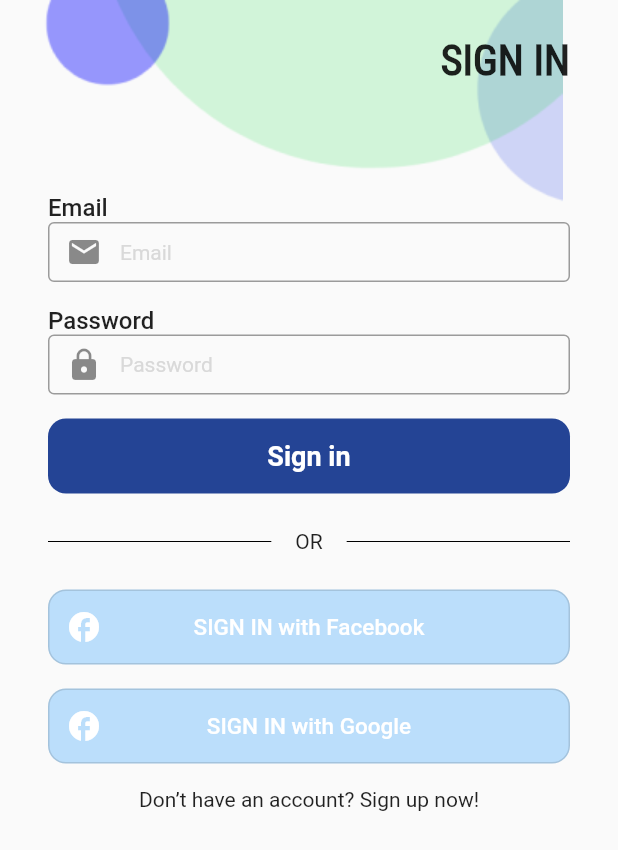
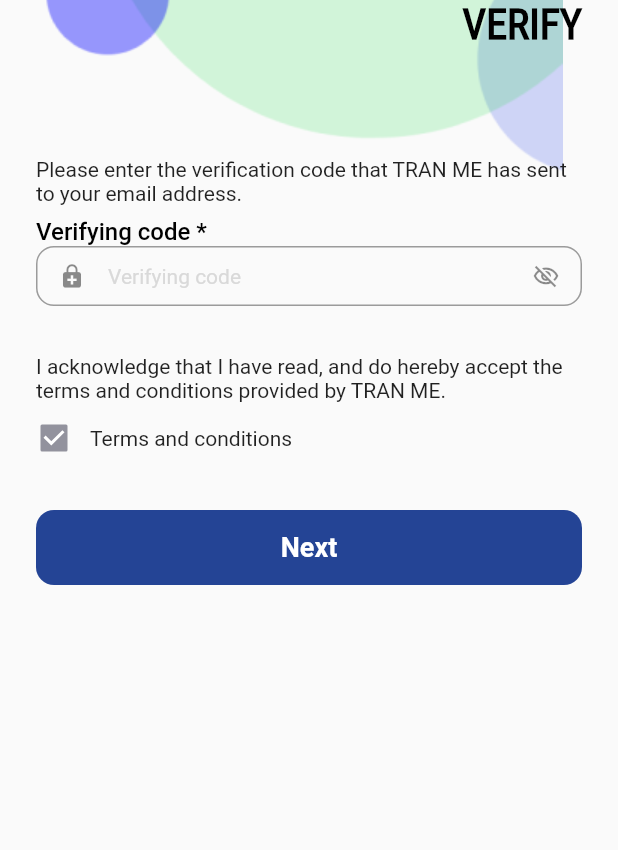
Before and after one commit to vitcon-lonton/tran, a Flutter app: the SignInPage screen opened directly, after a tap on "Don’t have an account? Sign up now!", on a phone screen of 412 x 824 dp. Shown: the top 850 px of the screen. Run offline on Flutter 3.47's test engine with Material 2 defaults, Android fonts, the phone set to English and light mode, and no system bars; our stand-ins replace bloc, dartz, dio, flutter_bloc, flutter_secure_storage, freezed_annotation and 3 more; missing offline and left inert: postman_dio, smart_select; accounts and stored records are empty; generated files the repository leaves out were written again; statements that could not run were skipped.

Commit message:
Update theme

```diff
--- a/lib/presentation/feature/login/widgets/sign_in_form.dart
+++ b/lib/presentation/feature/login/widgets/sign_in_form.dart
@@ -45,15 +45,13 @@
           // autovalidateMode: state.showErrorMessages
           //     ? AutovalidateMode.always
           //     : AutovalidateMode.disabled,
-          child: ListView(
-            shrinkWrap: true,
-            physics: NeverScrollableScrollPhysics(),
+          child: Column(
             children: [
               WTextInput(
+                require: true,
                 label: 'Email',
-                hintText: 'Email',
-                border: OutlineInputBorder(),
-                prefixIcon: Icon(Icons.email),
+                hintText: 'no-reply@3co.network',
+                prefixIcon: Icon(Icons.person_outline_outlined, size: 18),
                 validator: (_) => context
                     .read<LoginCubit>()
                     .state
@@ -70,15 +68,16 @@
               ),
               kVSpaceM,
               WTextInput(
-                // autocorrect: false,
                 obscureText: true,
                 label: 'Password',
                 hintText: 'Password',
-                border: OutlineInputBorder(),
+                // autocorrect: false,
+                errorText: 'Password wrong',
+                prefixIcon: Icon(Icons.lock, size: 18),
+                suffixIcon: Icon(Icons.visibility_off_outlined, size: 18),
                 onChanged: (value) {
                   context.read<LoginCubit>().emailChanged(value ?? '');
                 },
-                prefixIcon: Icon(Icons.lock),
                 validator: (_) => context
                     .read<LoginCubit>()
                     .state
@@ -90,7 +89,9 @@
                             invalidPassword: (_) => 'Short Password'),
                         (_) => null),
               ),
-              kVSpaceM,
+              kVSpaceXS,
+              kVSpaceXXL,
+              kVSpaceXS,
               WSubmitBtn(
                 child: const Text('Sign in'),
                 onPressed: context.read<LoginCubit>().emailSubmitted,
--- /dev/null
+++ b/lib/presentation/feature/verify/verify_page.dart
@@ -0,0 +1,62 @@
+import 'package:flutter/material.dart';
+
+import 'package:tranme/presentation/theme/theme.dart';
+
+class VerifyPage extends StatelessWidget {
+  @override
+  Widget build(BuildContext context) {
+    return ScaffoldBG(
+      body: SingleChildScrollView(
+        child: Form(
+          child: Column(
+            children: [
+              Padding(
+                child: WHeader1('VERIFY'),
+                padding: EdgeInsets.only(right: kSpaceL),
+              ),
+              kVSpaceL,
+              kVSpaceL,
+              kVSpaceL,
+              Padding(
+                padding: const EdgeInsets.symmetric(horizontal: kSpaceL),
+                child: Column(
+                  children: [
+                    const Text(
+                      'Please enter the verification code that TRAN ME has sent to your email address.',
+                    ),
+                    kVSpaceXS,
+                    WTextInput(
+                      require: true,
+                      obscureText: true,
+                      label: 'Verifying code',
+                      hintText: 'Verifying code',
+                      prefixIcon: Icon(Icons.enhanced_encryption, size: 18),
+                      suffixIcon: Icon(Icons.visibility_off_outlined, size: 18),
+                      onChanged: (value) {},
+                    ),
+                    kVSpaceXL,
+                    const Text(
+                      'I acknowledge that I have read, and do hereby accept the terms and conditions provided by TRAN ME.',
+                    ),
+                  ],
+                ),
+              ),
+              Row(
+                children: [
+                  kHSpaceS,
+                  WCheckbox(value: true),
+                  const Text('Terms and conditions'),
+                ],
+              ),
+              kVSpaceL,
+              Padding(
+                padding: const EdgeInsets.symmetric(horizontal: kSpaceL),
+                child: WSubmitBtn(child: const Text('Next'), onPressed: () {}),
+              ),
+            ],
+          ),
+        ),
+      ),
+    );
+  }
+}
--- a/lib/presentation/theme/background.dart
+++ b/lib/presentation/theme/background.dart
@@ -11,8 +11,8 @@
       fit: StackFit.expand,
       children: [
         Positioned(
-          top: 0,
           left: 0,
+          top: -20,
           child: Image.asset('assets/images/bg.png', fit: BoxFit.cover),
         ),
         child,
@@ -20,3 +20,14 @@
     );
   }
 }
+
+class ScaffoldBG extends StatelessWidget {
+  final Widget body;
+
+  const ScaffoldBG({Key? key, required this.body}) : super(key: key);
+
+  @override
+  Widget build(BuildContext context) {
+    return Scaffold(body: Background(child: body));
+  }
+}
--- a/lib/presentation/theme/button.dart
+++ b/lib/presentation/theme/button.dart
@@ -23,7 +23,7 @@
         style: ElevatedButton.styleFrom(
           elevation: 0,
           textStyle: kBTNTitle,
-          primary: kColorAccentBlue,
+          // primary: kColorAccentBlue,
           shadowColor: Colors.transparent,
           shape: RoundedRectangleBorder(
             borderRadius: BorderRadius.all(Radius.circular(12.0)),
--- a/lib/presentation/theme/form.dart
+++ b/lib/presentation/theme/form.dart
@@ -2,7 +2,8 @@
 
 final kIconError = Icon(Icons.error);
 final kInputBorderRadius = BorderRadius.circular(12);
-final kBorderSide = BorderSide(width: 0.2, color: kColorGrey2);
+// final kBorderSide = BorderSide(width: 0.2, color: kColorGrey2);
+final kBorderSide = BorderSide(width: 1.20, color: Color(0xffd8d8d8));
 final kIconTheme = IconThemeData(size: 18);
 final kIconErrorTheme = kIconTheme.copyWith(color: kColorError);
 
@@ -119,20 +120,20 @@
     Widget effectiveSuffixIcon = suffixIcon ?? kSpaceZero;
 
     if (label != null) {
-      effectiveLabelText = Row(
-        children: [
-          Text(label ?? '', style: kTextInputLabel.merge(labelStyle)),
-          if (require)
-            Text('*', style: TextStyle(color: requireColor ?? kColorError)),
-        ],
+      effectiveLabelText = DefaultTextStyle(
+        style: kTextInputLabel.merge(labelStyle),
+        child: Row(
+          children: [if (label != null) Text(label!), if (require) Text(' *')],
+        ),
       );
     }
 
     // Error status, error icon, error text
     if (isError) {
       inputBorder = kInputTheme.errorBorder ?? kErrorBorder;
-      effectiveSuffixIcon =
-          IconTheme(data: kIconErrorTheme, child: suffixIcon ?? kIconError);
+      // effectiveSuffixIcon =
+      //     IconTheme(data: kIconErrorTheme, child: suffixIcon ?? kIconError);
+      effectiveSuffixIcon = suffixIcon ?? kIconError;
       effectiveErrorText =
           Text(errorText!, style: kTextInputError.merge(errorStyle));
     }
@@ -183,3 +184,38 @@
     );
   }
 }
+
+class MailInput extends StatelessWidget {
+  const MailInput({Key? key}) : super(key: key);
+
+  @override
+  Widget build(BuildContext context) {
+    return WTextInput(
+      require: true,
+      label: 'Email',
+      hintText: 'no-reply@3co.network',
+      keyboardType: TextInputType.emailAddress,
+      prefixIcon: Icon(Icons.person_outline_outlined, size: 18),
+      onChanged: (value) {},
+    );
+  }
+}
+
+class PasswordInput extends StatelessWidget {
+  const PasswordInput({Key? key}) : super(key: key);
+
+  @override
+  Widget build(BuildContext context) {
+    return WTextInput(
+      require: true,
+      obscureText: true,
+      label: 'Password',
+      hintText: 'Password',
+      // autocorrect: false,
+      errorText: 'Password wrong',
+      prefixIcon: Icon(Icons.enhanced_encryption, size: 18),
+      suffixIcon: Icon(Icons.visibility_off_outlined, size: 18),
+      onChanged: (value) {},
+    );
+  }
+}
--- /dev/null
+++ b/lib/presentation/theme/header.dart
@@ -0,0 +1,14 @@
+part of 'theme.dart';
+
+class WHeader1 extends StatelessWidget {
+  final String data;
+
+  const WHeader1(this.data, {Key? key}) : super(key: key);
+
+  @override
+  Widget build(BuildContext context) {
+    return SafeArea(
+      child: Row(children: [const Spacer(), Text(data, style: kTitle1)]),
+    );
+  }
+}
--- a/lib/presentation/theme/styles.dart
+++ b/lib/presentation/theme/styles.dart
@@ -1,7 +1,7 @@
 part of 'theme.dart';
 
 const kFontName = 'roboto';
-const kDF = TextStyle(fontFamily: kFontName);
+const kDF = TextStyle(fontFamily: kFontName, color: Colors.black);
 
 final kHeadline1 = kDF.copyWith(fontSize: 22, fontWeight: FontWeight.w500);
 final kHeadline2 = kDF.copyWith(fontSize: 18, fontWeight: FontWeight.w500);
--- a/lib/presentation/theme/test_page.dart
+++ b/lib/presentation/theme/test_page.dart
@@ -10,11 +10,7 @@
           child: Column(
             children: [
               kVSpaceM,
-              SafeArea(
-                child: Row(
-                  children: [const Spacer(), Text('SIGN IN', style: kTitle1)],
-                ),
-              ),
+              WHeader1('SIGN IN'),
               kVSpaceM,
               WTextInput(
                 require: true,
--- a/lib/presentation/theme/theme.dart
+++ b/lib/presentation/theme/theme.dart
@@ -6,10 +6,11 @@
 part 'background.dart';
 part 'button.dart';
 part 'checkbox.dart';
+part 'choices.dart';
 part 'colors.dart';
 part 'form.dart';
+part 'header.dart';
 part 'selector.dart';
 part 'spacing.dart';
 part 'styles.dart';
-part 'choices.dart';
 part 'test_page.dart';
--- a/lib/routes.dart
+++ b/lib/routes.dart
@@ -2,6 +2,8 @@
 import 'package:tranme/presentation/feature/flash/flash_page.dart';
 import 'package:tranme/presentation/feature/login/login_page.dart';
 import 'package:tranme/presentation/feature/onboard/onboard_page.dart';
+import 'package:tranme/presentation/feature/sign_up/sign_up_page.dart';
+import 'package:tranme/presentation/feature/verify/verify_page.dart';
 
 class Routes {
   Routes._();
@@ -54,7 +56,7 @@
         break;
     }
 
-    page = SignInPage();
+    page = VerifyPage();
 
     return MaterialPageRoute(builder: (_) => page, settings: settings);
   }
```
Also changed, not shown: lib/app.dart (+10 -3 lines), lib/presentation/feature/sign_up/sign_up_page.dart (added, +40 -0 lines), lib/presentation/feature/test_form.dart (added, +38 -0 lines), lib/presentation/theme/spacing.dart (+28 -0 lines).
